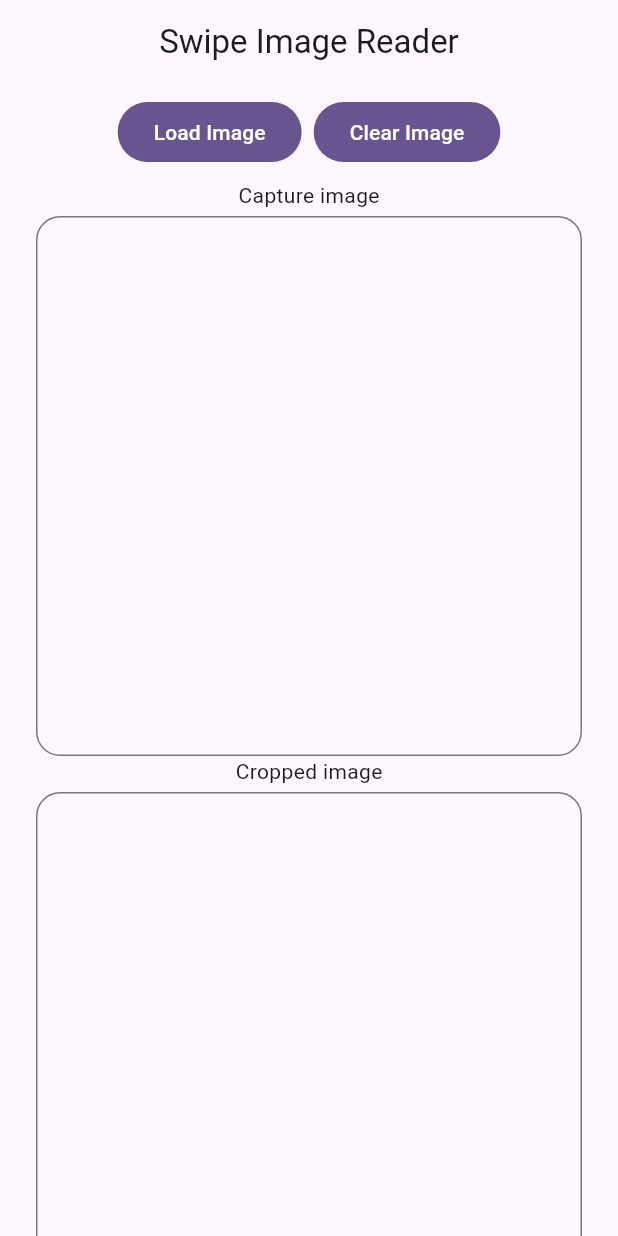
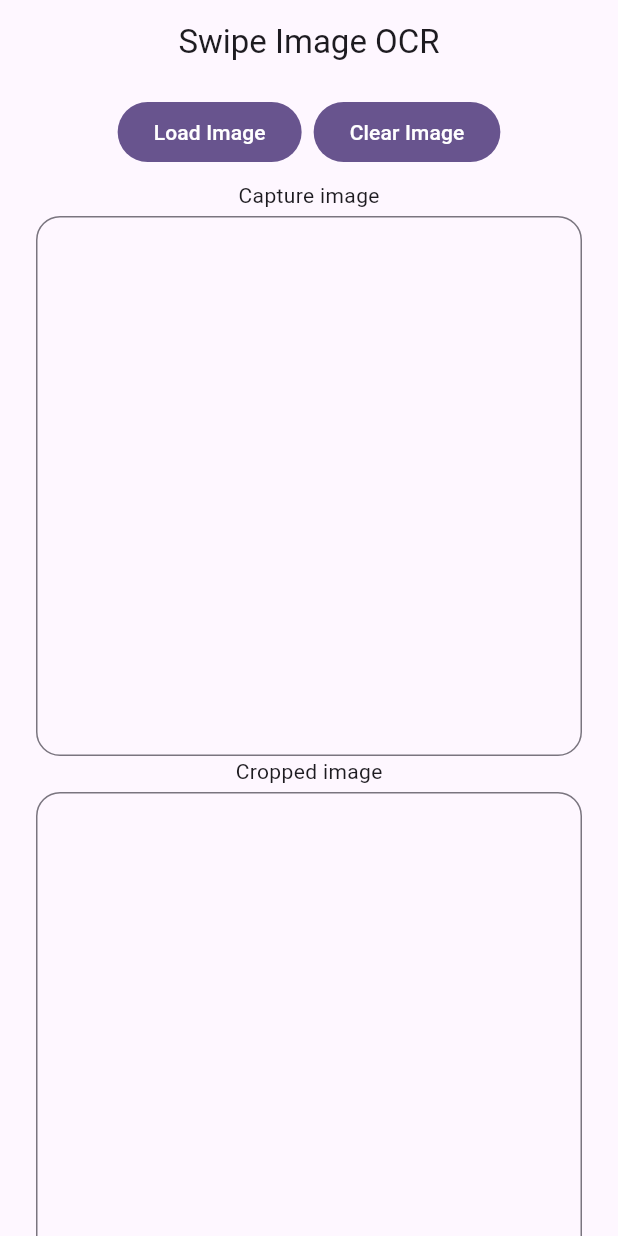
Before and after one commit to dhimas-bayu/swipe-image-ocr, a Flutter app: the screen it shows after launch, on a phone screen of 412 x 824 dp. Run offline on Flutter 3.47's test engine with Material 3 defaults, Android fonts, the phone set to English and light mode, and no system bars; our stand-ins replace image_picker; missing offline and left inert: google_mlkit_text_recognition.

```diff
--- a/example/lib/app_page.dart
+++ b/example/lib/app_page.dart
@@ -1,6 +1,6 @@
 import 'dart:io';
 
-import 'package:swipe_image_reader/swipe_image_reader.dart';
+import 'package:swipe_image_ocr/swipe_image_ocr.dart';
 import 'package:flutter/material.dart';
 import 'package:image_picker/image_picker.dart';
 
@@ -29,7 +29,7 @@ class _AppPageState extends State<AppPage> {
   Widget build(BuildContext context) {
     return Scaffold(
       appBar: AppBar(
-        title: const Text('Swipe Image Reader'),
+        title: const Text('Swipe Image OCR'),
         centerTitle: true,
         bottom: PreferredSize(
           preferredSize: const Size.fromHeight(56.0),
@@ -87,7 +87,7 @@ class _AppPageState extends State<AppPage> {
                   valueListenable: _fileNotifier,
                   builder: (context, image, child) {
                     if (image == null) return const SizedBox();
-                    return SwipeImageReader(
+                    return SwipeImageOCR(
                       imageBytes: image.readAsBytesSync(),
                       borderRadius: BorderRadius.circular(16.0),
                       onSwipeImage: (file) {
--- a/example/pubspec.yaml
+++ b/example/pubspec.yaml
@@ -1,5 +1,5 @@
-name: swipe_image_reader_example
-description: "Demonstrates how to use the swipe_image_reader plugin."
+name: swipe_image_ocr_example
+description: "Demonstrates how to use the swipe_image_ocr plugin."
 # The following line prevents the package from being accidentally published to
 # pub.dev using `flutter pub publish`. This is preferred for private packages.
 publish_to: 'none' # Remove this line if you wish to publish to pub.dev
@@ -17,7 +17,7 @@ dependencies:
   flutter:
     sdk: flutter
 
-  swipe_image_reader:
+  swipe_image_ocr:
     # When depending on this package from a real application you should use:
     #   camera: ^x.y.z
     # See https://dart.dev/tools/pub/dependencies#version-constraints
--- a/pubspec.yaml
+++ b/pubspec.yaml
@@ -1,4 +1,4 @@
-name: swipe_image_reader
+name: swipe_image_ocr
 description: "A Flutter package that provides interactive image cropping and text recognition functionality using Google ML Kit. Users can draw selection areas on images by swiping their finger, and the package automatically crops the selected area and performs OCR text recognition."
 version: 0.0.1
 homepage: https://github.com/dhimas-bayu/swipe-image-reader.git
```
Also changed, not shown: lib/src/ui/image_swipper_widget.dart (+40 -18 lines), lib/swipe_image_ocr.dart (renamed from lib/swipe_image_reader.dart, +60 -35 lines), example/pubspec.lock, 1 other file.
